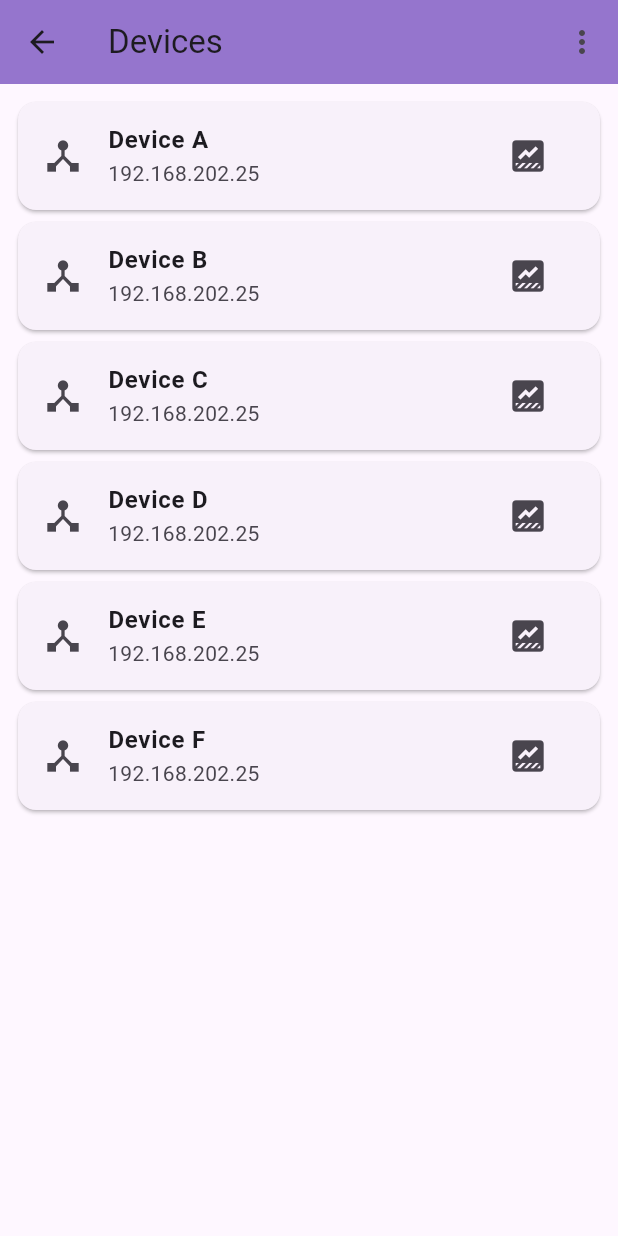
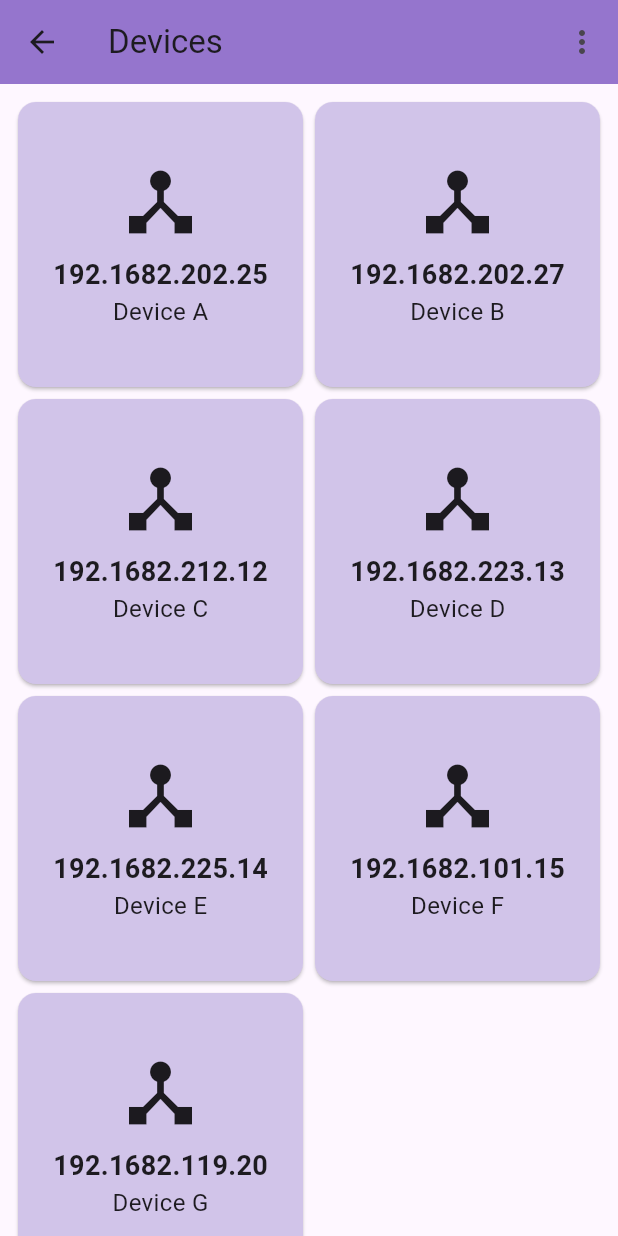
Before and after one commit to Jeaninemtn/flutter, a Flutter app: the DevicesPage screen opened by its route, on a phone screen of 412 x 824 dp. Run offline on Flutter 3.47's test engine with Material 3 defaults, Android fonts, the phone set to English and light mode, and no system bars; our stand-ins replace form_field_validator.

Commit message:
update devices page views & notification listTile & settings switchListTile

```diff
--- a/lib/views/devices.dart
+++ b/lib/views/devices.dart
@@ -47,7 +47,7 @@ class _DevicesPageState extends State<DevicesPage> {
           ],
           backgroundColor: Colors.deepPurple[300],
         ),
-        body: const DeviceList(),
+        body: DeviceList(selectedView: selectedView),
     );
   }
 }
--- a/lib/views/devices/deviceList.dart
+++ b/lib/views/devices/deviceList.dart
@@ -1,54 +1,121 @@
 import 'package:flutter/material.dart';
+import 'package:flutter_app/views/devices.dart';
 
-class DeviceList extends StatefulWidget {
-  const DeviceList({super.key});
 
-  @override
-  State<DeviceList> createState() => _DeviceList();
-}
+class DeviceList extends StatelessWidget {
+  // const DeviceList({super.key, MenuList? selectedView});
+  final MenuList? selectedView;
+  const DeviceList({super.key, this.selectedView});
 
-class _DeviceList extends State<DeviceList> {
-
-  final List<String> entries = <String>[
-    'Device A',
-    'Device B',
-    'Device C',
-    'Device D',
-    'Device E',
-    'Device F'
+  static const List<DeviceInfo> deviceListData = <DeviceInfo>[
+    DeviceInfo(1, "192.1682.202.25", "Device A", "Normal", "Fab-A-1010"),
+    DeviceInfo(2, "192.1682.202.27", "Device B", "Alert", "Fab-A-125"),
+    DeviceInfo(3, "192.1682.212.12", "Device C", "Alert", "Fab-B-101"),
+    DeviceInfo(4, "192.1682.223.13", "Device D", "Normal", "Fab-D-100"),
+    DeviceInfo(5, "192.1682.225.14", "Device E", "Critical", "Fab-C-1010"),
+    DeviceInfo(6, "192.1682.101.15", "Device F", "Alert", "Fab-Q-125"),
+    DeviceInfo(7, "192.1682.119.20", "Device G", "Normal", "Fab-H-179"),
   ];
-
-  /*
-  static const List<DeviceInfo> deviceListData = <DeviceInfo>[
-    DeviceInfo(0, 'Device A', Icons.device_hub, Colors.deepPurple),
-    DeviceInfo(1, 'Device B', Icons.device_hub, Colors.deepPurple),
-    DeviceInfo(2, 'Device C', Icons.device_hub, Colors.indigo),
-    DeviceInfo(3, 'Device D', Icons.device_hub, Colors.deepPurple),
-    DeviceInfo(4, 'Device E', Icons.device_hub, Colors.deepPurple),
-  ];
-  */
 
   @override
   Widget build(BuildContext context) {
+    // return buildListView();
+    if (selectedView == MenuList.gridView) {
+      return buildGridView();
+    } else if (selectedView == MenuList.listView) {
+      return buildListView();
+    } else if (selectedView == MenuList.detailView) {
+      return buildDetailView();
+    } else {
+      return buildGridView();
+    }
+  }
+
+  Widget buildListView() {
     return ListView.builder(
         padding: const EdgeInsets.all(8),
+        itemCount: deviceListData.length,
         itemBuilder: (BuildContext context, int index) {
+          final device = deviceListData[index];
           return Card(
             child: ListTile(
                 onTap: () {},
                 title: Text(
-                  entries[index],
+                  device.ip,
                   style: const TextStyle(fontWeight: FontWeight.bold),
                 ),
-                subtitle: const Text("192.168.202.25"),
+                subtitle: Text(device.systemName),
                 leading: const Icon(Icons.device_hub, size: 28.0),
                 trailing: IconButton(
                   icon: const Icon(Icons.data_thresholding, size: 28.0),
                   onPressed: () {},
                 )),
           );
+        });
+  }
+
+  Widget buildGridView() {
+    return GridView.builder(
+        padding: const EdgeInsets.all(8),
+        gridDelegate: const SliverGridDelegateWithFixedCrossAxisCount(
+          crossAxisCount: 2,
+        ),
+        itemCount: deviceListData.length,
+        itemBuilder: (BuildContext context, int index) {
+          final device = deviceListData[index];
+          return Card(
+            color: Colors.deepPurple[100],
+            child:
+                Column(mainAxisAlignment: MainAxisAlignment.center, children: [
+              const Icon(
+                Icons.device_hub,
+                size: 56,
+              ),
+              const SizedBox(
+                height: 8.0,
+              ),
+              Text(
+                device.ip,
+                style:
+                    const TextStyle(fontWeight: FontWeight.bold, fontSize: 18),
+              ),
+              Text(
+                device.systemName,
+                style: const TextStyle(fontSize: 16),
+              )
+            ]),
+          );
+        });
+  }
+
+  Widget buildDetailView() {
+    return ListView.separated(
+        padding: const EdgeInsets.all(8),
+        itemCount: deviceListData.length,
+        itemBuilder: (BuildContext context, int index) {
+          final device = deviceListData[index];
+          return ListTile(
+            onTap: () {},
+            title: Text(
+              device.ip,
+              style: const TextStyle(fontWeight: FontWeight.bold),
+            ),
+            subtitle: Column(
+                crossAxisAlignment: CrossAxisAlignment.start,
+                children: [
+                  Text(device.systemName),
+                  Text(device.systemLocation),
+                  Text(device.status, style: const TextStyle(fontWeight: FontWeight.bold)),
+                ],
+              ),
+            leading: const Icon(Icons.device_hub, size: 28.0),              trailing: IconButton(
+              icon: const Icon(Icons.data_thresholding, size: 28.0),
+              onPressed: () {},
+            )
+          );
         },
-        itemCount: entries.length);
+        separatorBuilder: (BuildContext context, int index) => const Divider(),
+        );
   }
 }
 
@@ -58,12 +125,19 @@ class _DeviceList extends State<DeviceList> {
 // ListTile
 // https://api.flutter.dev/flutter/material/ListTile-class.html
 
+// Multiple lines of subtitle in ListTile
+// https://stackoverflow.com/questions/69390432/can-a-listtile-be-customized-to-accommodate-title-subtitle-and-another-text-li
+
 class DeviceInfo {
   // constructor
-  const DeviceInfo(this.index, this.title, this.icon, this.color);
+  const DeviceInfo(this.id, this.ip, this.systemName, this.status, this.systemLocation);
   // properties
-  final int index;
-  final String title;
-  final IconData icon;
-  final MaterialColor color;
+  final int id;
+  final String ip;
+  final String systemName;
+  final String status;
+  final String systemLocation;
 }
+
+// Full Screen Dialog
+// https://api.flutter.dev/flutter/material/Dialog/Dialog.fullscreen.html
```
Also changed, not shown: lib/views/devices/deviceInfo.dart (added, +69 -0 lines), lib/views/notification/messageList.dart (+45 -24 lines), lib/views/settings.dart (+38 -6 lines).
